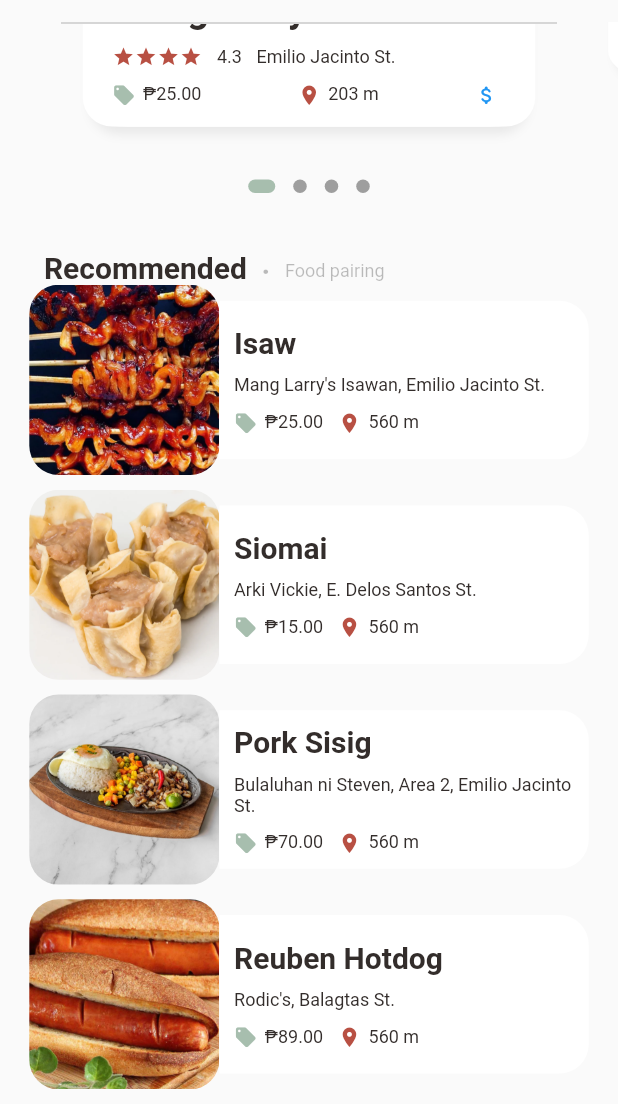
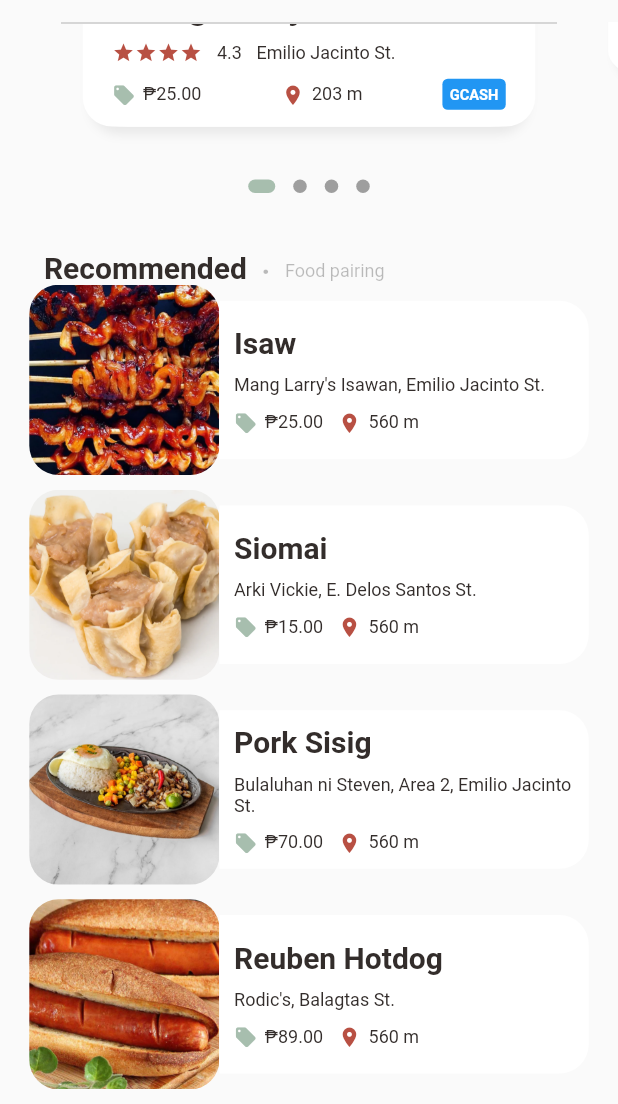
Before and after one commit to zedecpacaldo/IsKainan-Campus-Food-Recommender-App, a Flutter app: the screen it shows after launch, scrolled down 213 dp, on a phone screen of 412 x 824 dp, the part 132-1236 px from its top. Run offline on Flutter 3.47's test engine with Material 2 defaults, Android fonts, the phone set to English and light mode, and no system bars; drawn by our look-alikes of dots_indicator; our stand-ins replace firebase_core, get; missing offline and left inert: flutter_displaymode; accounts and stored records are empty; network calls fail; grey boxes are pictures that could not be loaded.

Commit message:
Gcash Icon changed

```diff
--- a/lib/widgets/app_column.dart
+++ b/lib/widgets/app_column.dart
@@ -43,7 +43,14 @@ class AppColumn extends StatelessWidget {
           children: [
             IconAndTextWidget(icon: Icons.local_offer_rounded, text: vendorProfile.price_range.length > 1?"₱" + (vendorProfile.price_range).reduce((a, b) => a < b ? a : b).toStringAsFixed(2) + " - ₱" + (vendorProfile.price_range).reduce((a, b) => a > b ? a : b).toStringAsFixed(2):"₱" + (vendorProfile.price_range).reduce((a, b) => a < b ? a : b).toStringAsFixed(2), iconColor: AppColors.iconColor1,),
             IconAndTextWidget(icon: Icons.location_on, text: "203 m", iconColor: AppColors.mainColor,),
-            IconAndTextWidget(icon: vendorProfile.isGcash!?Icons.attach_money_rounded:Icons.money_off_rounded, iconColor: vendorProfile.isGcash!?Colors.blue:AppColors.mainColor, text: "", ),
+            Container(
+              padding: EdgeInsets.only(top: Dimensions.height10/2, bottom: Dimensions.height10/2, left: Dimensions.width10/2, right: Dimensions.width10/2),
+              child: BigText(text: "GCASH", color: Colors.white, size: Dimensions.font20/2,),
+              decoration: BoxDecoration(
+                  borderRadius: BorderRadius.circular(Dimensions.radius15/4),
+                  color: vendorProfile.isGcash!?Colors.blue:Colors.grey
+              ),
+            )
           ],
         ),
       ],
```
